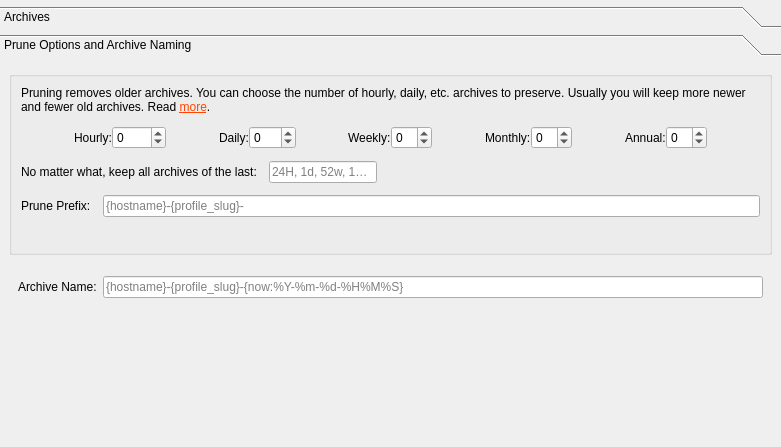
First picture: the form in src/vorta/assets/UI/archivetab.ui, repository borgbase/vorta, before the edit.
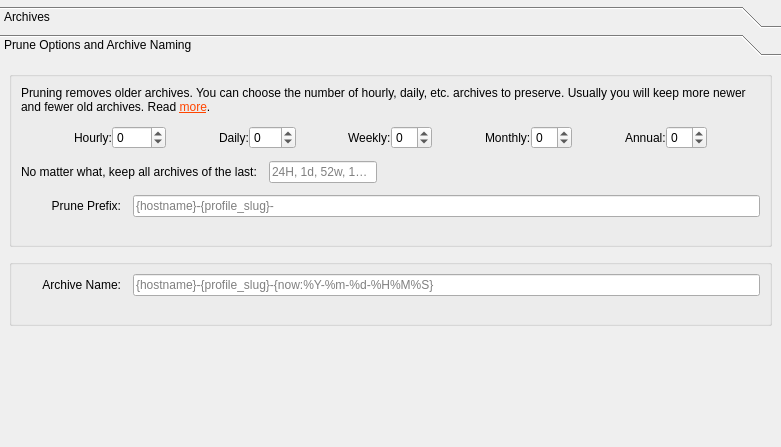
Second picture: the form after the edit. The open tabs and pages were chosen to show the change.

Commit message: Fix macOS Archive settings form sizing (#1311)

The edit to the form file:
```diff
--- a/src/vorta/assets/UI/archivetab.ui
+++ b/src/vorta/assets/UI/archivetab.ui
@@ -349,8 +349,8 @@
        <rect>
         <x>0</x>
         <y>0</y>
-        <width>540</width>
-        <height>352</height>
+        <width>781</width>
+        <height>367</height>
        </rect>
       </property>
       <attribute name="label">
@@ -599,14 +599,13 @@
            </layout>
           </item>
           <item>
-           <layout class="QFormLayout" name="formLayout">
-            <item row="0" column="0">
-             <widget class="QLabel" name="label_4">
-              <property name="text">
-               <string>Prune Prefix:</string>
-              </property>
-             </widget>
-            </item>
+           <layout class="QGridLayout" name="gridLayout_2">
+            <property name="topMargin">
+             <number>0</number>
+            </property>
+            <property name="verticalSpacing">
+             <number>4</number>
+            </property>
             <item row="0" column="1">
              <widget class="QLineEdit" name="prunePrefixTemplate">
               <property name="toolTip">
@@ -617,11 +616,35 @@
               </property>
              </widget>
             </item>
+            <item row="0" column="0">
+             <widget class="QLabel" name="label_4">
+              <property name="minimumSize">
+               <size>
+                <width>100</width>
+                <height>0</height>
+               </size>
+              </property>
+              <property name="text">
+               <string>Prune Prefix:</string>
+              </property>
+              <property name="alignment">
+               <set>Qt::AlignRight|Qt::AlignTrailing|Qt::AlignVCenter</set>
+              </property>
+             </widget>
+            </item>
             <item row="1" column="1">
              <widget class="QLabel" name="prunePrefixPreview">
+              <property name="font">
+               <font>
+                <italic>true</italic>
+               </font>
+              </property>
               <property name="styleSheet">
                <string notr="true">color: grey</string>
               </property>
+              <property name="alignment">
+               <set>Qt::AlignLeading|Qt::AlignLeft|Qt::AlignTop</set>
+              </property>
              </widget>
             </item>
            </layout>
@@ -630,9 +653,17 @@
         </widget>
        </item>
        <item>
-        <widget class="QFrame" name="frame_name_options">
-         <layout class="QFormLayout" name="formLayout_2">
-          <item row="2" column="1">
+        <widget class="QGroupBox" name="groupBox_2">
+         <layout class="QVBoxLayout" name="verticalLayout_7">
+          <property name="spacing">
+           <number>12</number>
+          </property>
+          <item>
+           <layout class="QGridLayout" name="gridLayout_4">
+            <property name="verticalSpacing">
+             <number>4</number>
+            </property>
+            <item row="0" column="1">
            <widget class="QLineEdit" name="archiveNameTemplate">
             <property name="toolTip">
              <string>Available variables: hostname, profile_id, profile_slug, now, utc_now, user</string>
@@ -642,26 +673,27 @@
             </property>
            </widget>
           </item>
-          <item row="2" column="0">
+            <item row="0" column="0">
            <widget class="QLabel" name="label_3">
+              <property name="minimumSize">
+               <size>
+                <width>100</width>
+                <height>0</height>
+               </size>
+              </property>
             <property name="text">
              <string>Archive Name:</string>
             </property>
-           </widget>
-          </item>
-          <item row="3" column="1">
+              <property name="alignment">
+               <set>Qt::AlignRight|Qt::AlignTrailing|Qt::AlignVCenter</set>
+              </property>
+             </widget>
+            </item>
+            <item row="1" column="1">
            <widget class="QLabel" name="archiveNamePreview">
-            <property name="minimumSize">
-             <size>
-              <width>0</width>
-              <height>20</height>
-             </size>
-            </property>
             <property name="font">
              <font>
-              <pointsize>11</pointsize>
-              <weight>50</weight>
-              <bold>false</bold>
+                <italic>true</italic>
              </font>
             </property>
             <property name="styleSheet">
@@ -670,10 +702,9 @@
             <property name="alignment">
              <set>Qt::AlignLeading|Qt::AlignLeft|Qt::AlignTop</set>
             </property>
-            <property name="margin">
-             <number>1</number>
-            </property>
-           </widget>
+             </widget>
+            </item>
+           </layout>
           </item>
          </layout>
         </widget>
@@ -686,7 +717,7 @@
          <property name="sizeHint" stdset="0">
           <size>
            <width>20</width>
-           <height>0</height>
+           <height>40</height>
           </size>
          </property>
         </spacer>
```
Left out of the diff: 4 changed lines with no effect on the pictures. Lines whose indentation alone changed are shown as unchanged.
